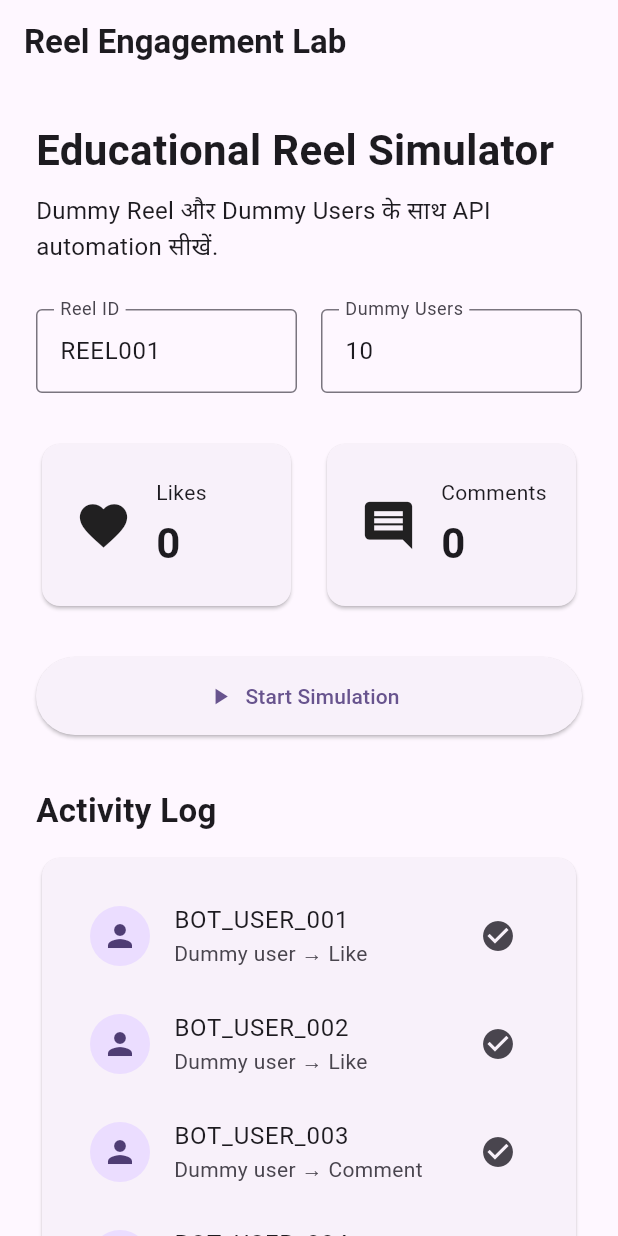
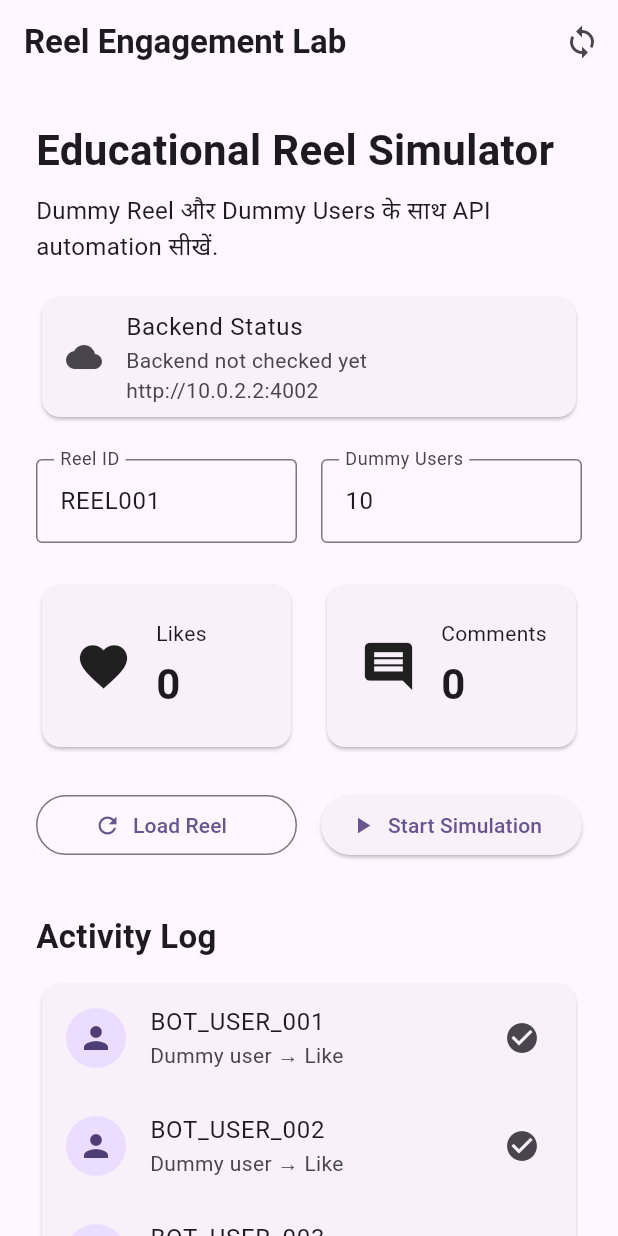
Before and after one commit to thegkexpert662-afk/reel-engagement, a Flutter app: the screen it shows after launch, on a phone screen of 412 x 824 dp. Run offline on Flutter 3.47's test engine with Material 3 defaults, Android fonts, the phone set to English and light mode, and no system bars.

Commit message:
Connect Flutter dashboard to backend API

```diff
--- a/frontend/lib/main.dart
+++ b/frontend/lib/main.dart
@@ -1,15 +1,15 @@
+import 'dart:convert';
+import 'package:flutter/foundation.dart';
 import 'package:flutter/material.dart';
+import 'package:http/http.dart' as http;
 
-void main() {
-  runApp(const ReelEngagementApp());
-}
+void main() => runApp(const ReelEngagementApp());
 
 class ReelEngagementApp extends StatelessWidget {
   const ReelEngagementApp({super.key});
 
   @override
-  Widget build(BuildContext context) {
-    return MaterialApp(
+  Widget build(BuildContext context) => MaterialApp(
     debugShowCheckedModeBanner: false,
     title: 'Reel Engagement Lab',
     theme: ThemeData(
@@ -19,11 +19,9 @@ class ReelEngagementApp extends StatelessWidget {
     home: const DashboardScreen(),
   );
 }
-}
 
 class DashboardScreen extends StatefulWidget {
   const DashboardScreen({super.key});
-
   @override
   State<DashboardScreen> createState() => _DashboardScreenState();
 }
@@ -31,24 +29,58 @@ class DashboardScreen extends StatefulWidget {
 class _DashboardScreenState extends State<DashboardScreen> {
   final reelController = TextEditingController(text: 'REEL001');
   final usersController = TextEditingController(text: '10');
-
   int likes = 0;
   int comments = 0;
   bool running = false;
+  String status = 'Backend not checked yet';
 
-  void startSimulation() {
+  String get apiBaseUrl => kIsWeb ? 'http://localhost:4002' : 'http://10.0.2.2:4002';
+
+  Future<void> loadReel() async {
+    setState(() => status = 'Connecting to backend...');
+    try {
+      final response = await http.get(
+        Uri.parse('$apiBaseUrl/api/reels/${reelController.text.trim()}'),
+      );
+      if (response.statusCode != 200) throw Exception('Reel not found');
+      final data = jsonDecode(response.body) as Map<String, dynamic>;
+      setState(() {
+        likes = data['likes'] ?? 0;
+        comments = data['comments'] ?? 0;
+        status = 'Backend connected';
+      });
+    } catch (e) {
+      setState(() => status = 'Connection failed: $e');
+    }
+  }
+
+  Future<void> startSimulation() async {
     final users = int.tryParse(usersController.text) ?? 10;
-
     setState(() {
       running = true;
-      likes += users;
+      status = 'Running dummy simulation...';
     });
-
-    Future.delayed(const Duration(seconds: 1), () {
-      if (mounted) {
-        setState(() => running = false);
+    try {
+      final response = await http.post(
+        Uri.parse('$apiBaseUrl/api/simulator/run'),
+        headers: {'Content-Type': 'application/json'},
+        body: jsonEncode({
+          'reelId': reelController.text.trim(),
+          'users': users,
+        }),
+      );
+      if (response.statusCode != 200) throw Exception('Simulation failed');
+      final data = jsonDecode(response.body) as Map<String, dynamic>;
+      setState(() {
+        likes = data['likes'] ?? likes;
+        comments = data['comments'] ?? comments;
+        status = 'Simulation completed';
+      });
+    } catch (e) {
+      setState(() => status = 'Simulation failed: $e');
+    } finally {
+      if (mounted) setState(() => running = false);
     }
-    });
   }
 
   @override
@@ -59,13 +91,10 @@ class _DashboardScreenState extends State<DashboardScreen> {
   }
 
   @override
-  Widget build(BuildContext context) {
-    return Scaffold(
+  Widget build(BuildContext context) => Scaffold(
     appBar: AppBar(
-        title: const Text(
-          'Reel Engagement Lab',
-          style: TextStyle(fontWeight: FontWeight.bold),
-        ),
+      title: const Text('Reel Engagement Lab', style: TextStyle(fontWeight: FontWeight.bold)),
+      actions: [IconButton(onPressed: loadReel, icon: const Icon(Icons.sync))],
     ),
     body: SingleChildScrollView(
       padding: const EdgeInsets.all(24),
@@ -75,143 +104,94 @@ class _DashboardScreenState extends State<DashboardScreen> {
           child: Column(
             crossAxisAlignment: CrossAxisAlignment.start,
             children: [
-                const Text(
-                  'Educational Reel Simulator',
-                  style: TextStyle(fontSize: 28, fontWeight: FontWeight.bold),
-                ),
+              const Text('Educational Reel Simulator',
+                style: TextStyle(fontSize: 28, fontWeight: FontWeight.bold)),
               const SizedBox(height: 8),
-                const Text(
-                  'Dummy Reel और Dummy Users के साथ API automation सीखें.',
-                  style: TextStyle(fontSize: 16),
-                ),
-                const SizedBox(height: 30),
-                Row(
-                  children: [
-                    Expanded(
-                      child: TextField(
+              const Text('Dummy Reel और Dummy Users के साथ API automation सीखें.',
+                style: TextStyle(fontSize: 16)),
+              const SizedBox(height: 18),
+              Card(child: ListTile(
+                leading: Icon(status.contains('connected') || status.contains('completed')
+                    ? Icons.cloud_done : Icons.cloud),
+                title: const Text('Backend Status'),
+                subtitle: Text('$status\n$apiBaseUrl'),
+              )),
+              const SizedBox(height: 24),
+              Row(children: [
+                Expanded(child: TextField(
                   controller: reelController,
                   decoration: const InputDecoration(
-                          labelText: 'Reel ID',
-                          hintText: 'REEL001',
-                          border: OutlineInputBorder(),
-                        ),
-                      ),
-                    ),
+                    labelText: 'Reel ID', hintText: 'REEL001',
+                    border: OutlineInputBorder()),
+                )),
                 const SizedBox(width: 16),
-                    Expanded(
-                      child: TextField(
+                Expanded(child: TextField(
                   controller: usersController,
                   keyboardType: TextInputType.number,
                   decoration: const InputDecoration(
-                          labelText: 'Dummy Users',
-                          border: OutlineInputBorder(),
-                        ),
-                      ),
-                    ),
-                  ],
-                ),
-                const SizedBox(height: 30),
-                Row(
-                  children: [
-                    Expanded(
-                      child: _statCard('Likes', likes.toString(), Icons.favorite),
-                    ),
+                    labelText: 'Dummy Users', border: OutlineInputBorder()),
+                )),
+              ]),
+              const SizedBox(height: 24),
+              Row(children: [
+                Expanded(child: _statCard('Likes', likes.toString(), Icons.favorite)),
                 const SizedBox(width: 16),
-                    Expanded(
-                      child: _statCard('Comments', comments.toString(), Icons.comment),
-                    ),
-                  ],
-                ),
-                const SizedBox(height: 30),
-                SizedBox(
-                  width: double.infinity,
-                  height: 52,
-                  child: ElevatedButton.icon(
+                Expanded(child: _statCard('Comments', comments.toString(), Icons.comment)),
+              ]),
+              const SizedBox(height: 24),
+              Row(children: [
+                Expanded(child: OutlinedButton.icon(
+                  onPressed: running ? null : loadReel,
+                  icon: const Icon(Icons.refresh), label: const Text('Load Reel'))),
+                const SizedBox(width: 16),
+                Expanded(child: ElevatedButton.icon(
                   onPressed: running ? null : startSimulation,
                   icon: Icon(running ? Icons.hourglass_top : Icons.play_arrow),
-                    label: Text(
-                      running ? 'Simulation Running...' : 'Start Simulation',
-                    ),
-                  ),
-                ),
+                  label: Text(running ? 'Running...' : 'Start Simulation'))),
+              ]),
               const SizedBox(height: 35),
-                const Text(
-                  'Activity Log',
-                  style: TextStyle(fontSize: 22, fontWeight: FontWeight.bold),
-                ),
+              const Text('Activity Log',
+                style: TextStyle(fontSize: 22, fontWeight: FontWeight.bold)),
               const SizedBox(height: 12),
-                Card(
-                  child: Padding(
-                    padding: const EdgeInsets.all(16),
-                    child: Column(
-                      children: [
+              Card(child: Column(children: [
                 _activity('BOT_USER_001', 'Like'),
                 _activity('BOT_USER_002', 'Like'),
                 _activity('BOT_USER_003', 'Comment'),
                 _activity('BOT_USER_004', 'Like'),
-                      ],
-                    ),
-                  ),
-                ),
-                const SizedBox(height: 30),
-                const Card(
-                  child: Padding(
+              ])),
+              const SizedBox(height: 24),
+              const Card(child: Padding(
                 padding: EdgeInsets.all(16),
-                    child: Row(
-                      children: [
-                        Icon(Icons.school),
-                        SizedBox(width: 12),
-                        Expanded(
-                          child: Text(
-                            'Educational mode: यह simulator केवल dummy data पर चलता है।',
-                          ),
-                        ),
-                      ],
-                    ),
-                  ),
-                ),
+                child: Row(children: [
+                  Icon(Icons.school), SizedBox(width: 12),
+                  Expanded(child: Text(
+                    'Educational mode: यह simulator केवल dummy data पर चलता है.')),
+                ]),
+              )),
             ],
           ),
         ),
       ),
     ),
   );
-  }
 
-  Widget _statCard(String title, String value, IconData icon) {
-    return Card(
+  Widget _statCard(String title, String value, IconData icon) => Card(
     child: Padding(
       padding: const EdgeInsets.all(22),
-        child: Row(
-          children: [
-            Icon(icon, size: 38),
-            const SizedBox(width: 16),
-            Column(
-              crossAxisAlignment: CrossAxisAlignment.start,
-              children: [
-                Text(title),
-                const SizedBox(height: 4),
-                Text(
-                  value,
-                  style: const TextStyle(
-                    fontSize: 28,
-                    fontWeight: FontWeight.bold,
-                  ),
-                ),
-              ],
-            ),
-          ],
-        ),
+      child: Row(children: [
+        Icon(icon, size: 38), const SizedBox(width: 16),
+        Column(crossAxisAlignment: CrossAxisAlignment.start, children: [
+          Text(title), const SizedBox(height: 4),
+          Text(value, style: const TextStyle(fontSize: 28, fontWeight: FontWeight.bold)),
+        ]),
+      ]),
     ),
   );
-  }
 
-  Widget _activity(String user, String action) {
-    return ListTile(
+  Widget _activity(String user, String action) => ListTile(
     leading: const CircleAvatar(child: Icon(Icons.person)),
     title: Text(user),
     subtitle: Text('Dummy user → $action'),
     trailing: const Icon(Icons.check_circle),
   );
 }
-}
```
Lines whose indentation alone changed are shown as unchanged.
